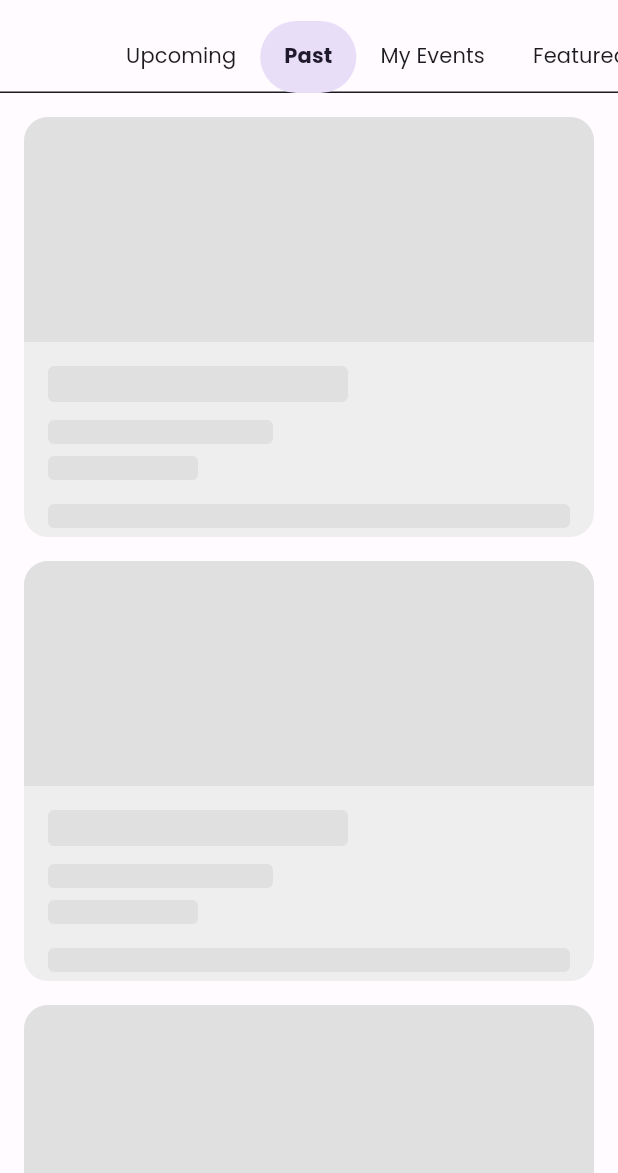
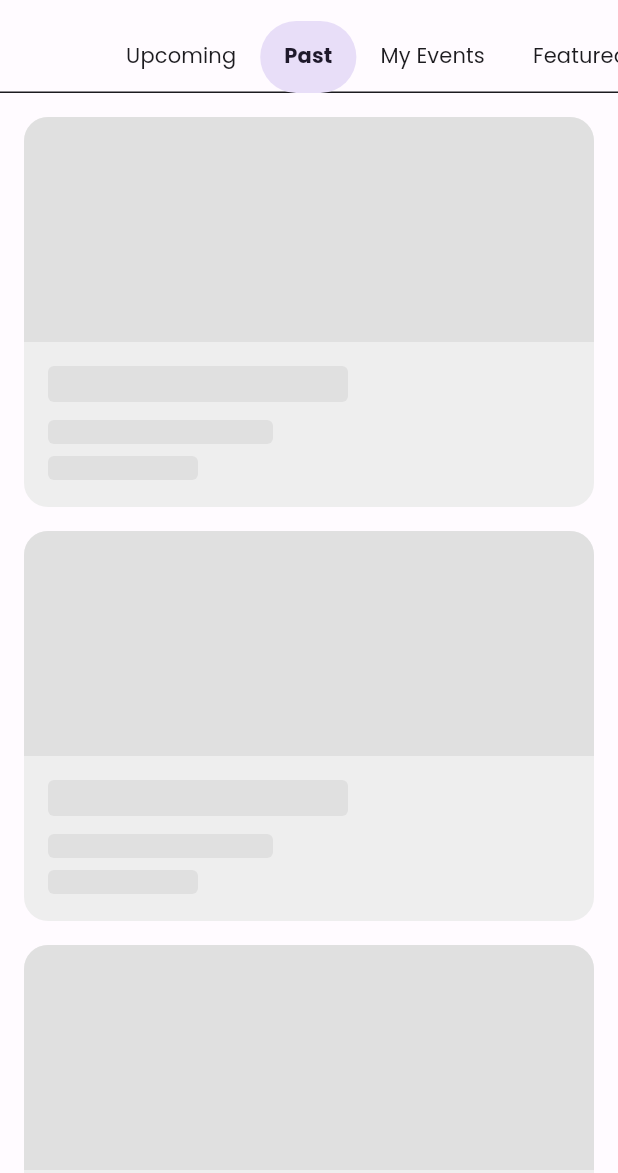
Before and after one commit to pavanTkumar/photolibrary, a Flutter app: the EventsScreen screen opened directly, tab 2 chosen, on a phone screen of 412 x 824 dp, the part 63-1236 px from its top. Run offline on Flutter 3.47's test engine with Material 3 defaults, Android fonts, the phone set to English and light mode, and no system bars; drawn by our look-alikes of flutter_animate; our stand-ins replace cached_network_image, cloud_firestore, firebase_auth, firebase_core, firebase_storage, go_router and 5 more; accounts and stored records are empty; network calls fail.

Commit message:
Pokito Push

```diff
--- a/lib/core/widgets/animated_app_bar.dart
+++ b/lib/core/widgets/animated_app_bar.dart
@@ -59,7 +59,7 @@ class _AnimatedAppBarState extends State<AnimatedAppBar> with SingleTickerProvid
       title: Text(widget.title)
         .animate(controller: _controller)
         .fade(duration: 300.ms)
-        .slideY(begin: -0.2, end: 0, duration: 300.ms, curve: Curves.easeOut),
+        .slideY(begin: -0.2, end: 0.0, duration: 300.ms, curve: Curves.easeOut),
       centerTitle: widget.centerTitle,
       actions: widget.actions != null
         ? widget.actions!.mapIndexed((index, action) {
@@ -68,7 +68,7 @@ class _AnimatedAppBarState extends State<AnimatedAppBar> with SingleTickerProvid
               .fade(duration: 300.ms, delay: (50 * index).ms)
               .slideY(
                 begin: -0.2,
-                end: 0,
+                end: 0.0,
                 duration: 300.ms,
                 delay: (50 * index).ms,
                 curve: Curves.easeOut,
@@ -79,7 +79,7 @@ class _AnimatedAppBarState extends State<AnimatedAppBar> with SingleTickerProvid
         ? widget.leading!
             .animate(controller: _controller)
             .fade(duration: 300.ms)
-            .slideY(begin: -0.2, end: 0, duration: 300.ms, curve: Curves.easeOut)
+            .slideY(begin: -0.2, end: 0.0, duration: 300.ms, curve: Curves.easeOut)
         : null,
       backgroundColor: widget.backgroundColor,
       foregroundColor: widget.foregroundColor,
--- a/lib/features/admin/presentation/screens/admin_dashboard_screen.dart
+++ b/lib/features/admin/presentation/screens/admin_dashboard_screen.dart
@@ -287,7 +287,7 @@ class _AdminDashboardScreenState extends State<AdminDashboardScreen> with Single
           delay: (index * 100).ms,
         ).slideY(
           begin: 0.2,
-          end: 0,
+          end: 0.0,
           duration: 300.ms,
           delay: (index * 100).ms,
           curve: Curves.easeOutQuad,
@@ -381,7 +381,7 @@ class _AdminDashboardScreenState extends State<AdminDashboardScreen> with Single
           delay: (index * 100).ms,
         ).slideY(
           begin: 0.2,
-          end: 0,
+          end: 0.0,
           duration: 300.ms,
           delay: (index * 100).ms,
           curve: Curves.easeOutQuad,
--- a/lib/features/auth/presentation/screens/signup_screen.dart
+++ b/lib/features/auth/presentation/screens/signup_screen.dart
@@ -116,7 +116,7 @@ class _SignupScreenState extends State<SignupScreen> {
                           .fadeIn(duration: 500.ms, delay: 300.ms)
                           .slideY(
                             begin: 0.3,
-                            end: 0,
+                            end: 0.0,
                             duration: 500.ms,
                             delay: 300.ms,
                             curve: Curves.easeOutQuad,
@@ -279,7 +279,7 @@ class _SignupScreenState extends State<SignupScreen> {
                               .fadeIn(duration: 500.ms, delay: 1000.ms)
                               .slideY(
                                 begin: 0.3,
-                                end: 0,
+                                end: 0.0,
                                 duration: 500.ms,
                                 delay: 1000.ms,
                                 curve: Curves.easeOutQuad,
@@ -292,7 +292,7 @@ class _SignupScreenState extends State<SignupScreen> {
                     .fadeIn(duration: 700.ms, delay: 400.ms)
                     .slideY(
                       begin: 0.3,
-                      end: 0,
+                      end: 0.0,
                       duration: 700.ms,
                       delay: 400.ms,
                       curve: Curves.easeOutQuad,
--- a/lib/features/auth/presentation/widgets/animated_text_field.dart
+++ b/lib/features/auth/presentation/widgets/animated_text_field.dart
@@ -91,7 +91,7 @@ class _AnimatedTextFieldState extends State<AnimatedTextField> {
           .fadeIn(duration: 500.ms, delay: widget.animationDelay.ms)
           .slideY(
             begin: 0.3,
-            end: 0,
+            end: 0.0,
             duration: 500.ms,
             delay: widget.animationDelay.ms,
             curve: Curves.easeOutQuad,
--- a/lib/features/community/presentation/screens/community_screen.dart
+++ b/lib/features/community/presentation/screens/community_screen.dart
@@ -50,7 +50,7 @@ class CommunityScreen extends StatelessWidget {
               textAlign: TextAlign.center,
             ).animate().fadeIn(duration: 600.ms).slideY(
               begin: 0.2,
-              end: 0,
+              end: 0.0,
               duration: 600.ms,
               curve: Curves.easeOutQuad,
             ),
@@ -68,7 +68,7 @@ class CommunityScreen extends StatelessWidget {
               ),
             ).animate().fadeIn(duration: 600.ms, delay: 200.ms).slideY(
               begin: 0.2,
-              end: 0,
+              end: 0.0,
               duration: 600.ms,
               delay: 200.ms,
               curve: Curves.easeOutQuad,
@@ -93,7 +93,7 @@ class CommunityScreen extends StatelessWidget {
               ),
             ).animate().fadeIn(duration: 600.ms, delay: 400.ms).slideY(
               begin: 0.2,
-              end: 0,
+              end: 0.0,
               duration: 600.ms,
               delay: 400.ms,
               curve: Curves.easeOutQuad,
--- a/lib/features/events/presentation/screens/events_screen.dart
+++ b/lib/features/events/presentation/screens/events_screen.dart
@@ -169,18 +169,15 @@ class _EventsScreenState extends State<EventsScreen> with SingleTickerProviderSt
               );
             }
 
-            // Fixed: Use ListView.builder directly without padding to avoid overflow
-            return ListView.builder(
+            // Use ListView.builder with SafeArea to prevent overflow
+            return SafeArea(
+              child: ListView.builder(
                 padding: const EdgeInsets.all(16),
                 itemCount: _events.length,
                 itemBuilder: (context, index) {
                   final event = _events[index];
 
-                // Fixed: Wrap with SizedBox to constrain height and prevent overflow
-                return SizedBox(
-                  // No fixed height - let items size naturally within ListView
-                  width: double.infinity,
-                  child: Padding(
+                  return Padding(
                     padding: const EdgeInsets.only(bottom: 16),
                     child: AnimatedEventCard(
                       id: event.id,
@@ -195,9 +192,9 @@ class _EventsScreenState extends State<EventsScreen> with SingleTickerProviderSt
                       onAttendToggle: () => _handleEventAttendToggle(event.id),
                       index: index,
                     ),
-                  ),
                   );
                 },
+              ),
             );
           }).toList(),
         ),
@@ -220,13 +217,14 @@ class _EventsScreenState extends State<EventsScreen> with SingleTickerProviderSt
 
   Widget _buildLoadingItem() {
     return Container(
-      height: 280, // Fixed height for loading item
+      height: 260, // Reduced height to avoid overflow
       decoration: BoxDecoration(
         color: Colors.grey.shade200,
         borderRadius: BorderRadius.circular(16),
       ),
       child: Column(
         crossAxisAlignment: CrossAxisAlignment.start,
+        mainAxisSize: MainAxisSize.min, // This prevents overflow
         children: [
           // Image placeholder
           Container(
@@ -245,6 +243,7 @@ class _EventsScreenState extends State<EventsScreen> with SingleTickerProviderSt
             padding: const EdgeInsets.all(16),
             child: Column(
               crossAxisAlignment: CrossAxisAlignment.start,
+              mainAxisSize: MainAxisSize.min, // This prevents overflow
               children: [
                 Container(
                   height: 24,
@@ -272,15 +271,6 @@ class _EventsScreenState extends State<EventsScreen> with SingleTickerProviderSt
                     borderRadius: BorderRadius.circular(4),
                   ),
                 ),
-                const SizedBox(height: 16),
-                Container(
-                  height: 16,
-                  width: double.infinity,
-                  decoration: BoxDecoration(
-                    color: Colors.grey.shade300,
-                    borderRadius: BorderRadius.circular(4),
-                  ),
-                ),
               ],
             ),
           ),
--- a/lib/features/photos/presentation/widgets/animated_photo_card.dart
+++ b/lib/features/photos/presentation/widgets/animated_photo_card.dart
@@ -86,10 +86,10 @@ class _AnimatedPhotoCardState extends State<AnimatedPhotoCard> with SingleTicker
 
     return Animate(
       effects: [
-        FadeEffect(delay: (widget.index * 100).ms, duration: 300.ms),
+        FadeEffect(delay: Duration(milliseconds: widget.index * 100), duration: const Duration(milliseconds: 300)),
         SlideEffect(
-          delay: (widget.index * 100).ms,
-          duration: 300.ms,
+          delay: Duration(milliseconds: widget.index * 100),
+          duration: const Duration(milliseconds: 300),
           begin: const Offset(0, 0.2),
           end: const Offset(0, 0),
         ),
```
Also changed, not shown: lib/core/firebase/firebase_init.dart (+8 -3 lines), lib/features/auth/presentation/screens/login_screen.dart (+5 -5 lines), lib/features/events/presentation/screens/event_details_screen.dart (+11 -11 lines), lib/features/photos/presentation/screens/photo_details_screen.dart (+41 -3 lines), lib/features/photos/presentation/screens/photo_upload_screen.dart (+5 -5 lines), lib/main.dart (+16 -0 lines), pubspec.yaml (+5 -5 lines), firebase.json, lib/firebase_options.dart, pubspec.lock, 5 other files. Lines whose indentation alone changed are shown as unchanged.
